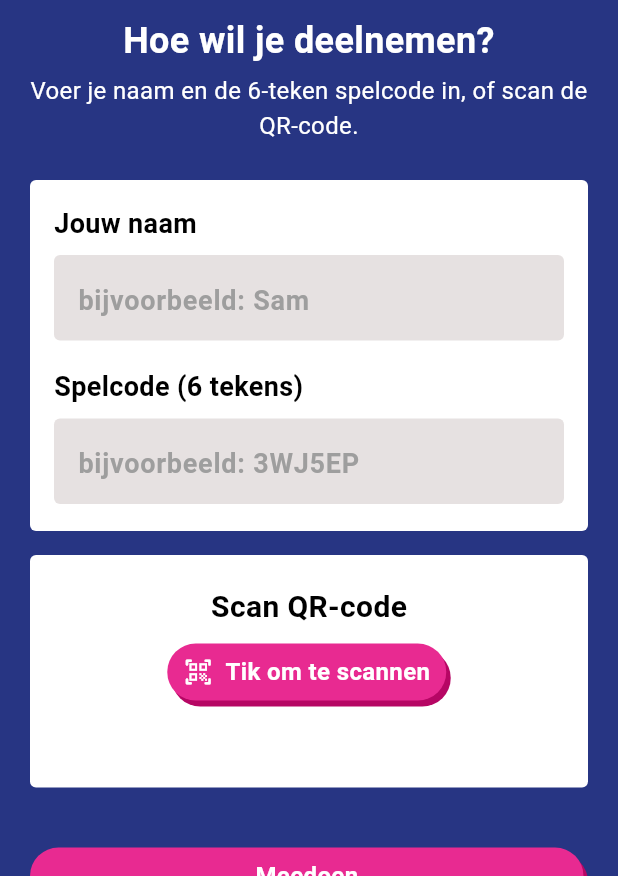
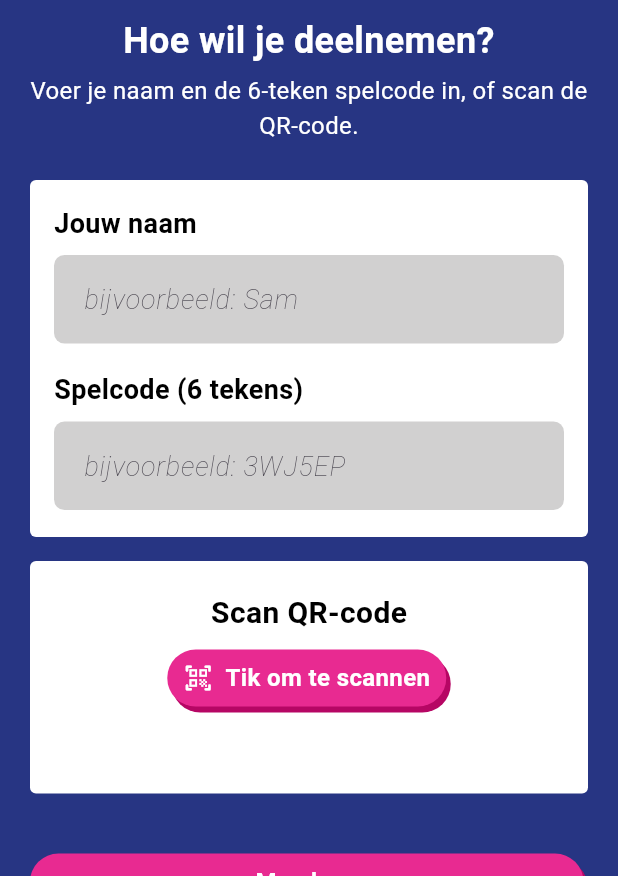
Before and after one commit to jarvin-s/sociality-demo, a Flutter app: the JoinScreen screen opened by its route, on a phone screen of 412 x 824 dp, the part 360-1236 px from its top. Run offline on Flutter 3.47's test engine with Material 3 defaults, Android fonts, the phone set to English and light mode, and no system bars; our stand-ins replace audioplayers, firebase_core, flutter_svg, qr_flutter, shared_preferences; missing offline and left inert: mobile_scanner; accounts and stored records are empty; Roboto replaces fonts that are missing (SF Pro Text).

Commit message:
style: fix button + input styling (inconsistency fix)

```diff
--- a/lib/screens/home_screen.dart
+++ b/lib/screens/home_screen.dart
@@ -128,7 +128,7 @@ class _HomeScreenState extends State<HomeScreen>
                                       height: 38,
                                       decoration: BoxDecoration(
                                         color: const Color.fromARGB(255, 182, 6, 100),
-                                        borderRadius: BorderRadius.circular(12),
+                                        borderRadius: BorderRadius.circular(50),
                                       ),
                                     ),
                                   ),
@@ -142,7 +142,7 @@ class _HomeScreenState extends State<HomeScreen>
                                       height: 38,
                                       decoration: BoxDecoration(
                                         color: const Color(0xFFE82A91),
-                                        borderRadius: BorderRadius.circular(12),
+                                        borderRadius: BorderRadius.circular(50),
                                       ),
                                       alignment: Alignment.center,
                                       child: const Text(
--- a/lib/screens/host_name_screen.dart
+++ b/lib/screens/host_name_screen.dart
@@ -110,10 +110,15 @@ class _HostNameScreenState extends State<HostNameScreen> {
                     filled: true,
                     fillColor: Colors.white,
                     border: OutlineInputBorder(
-                      borderRadius: BorderRadius.circular(14),
+                      borderRadius: BorderRadius.circular(7),
+                      borderSide: BorderSide.none,
+                    ),
+                    enabledBorder: OutlineInputBorder(
+                      borderRadius: BorderRadius.circular(7),
+                      borderSide: BorderSide.none,
                     ),
                     focusedBorder: OutlineInputBorder(
-                      borderRadius: BorderRadius.circular(14),
+                      borderRadius: BorderRadius.circular(7),
                       borderSide: const BorderSide(
                         color: _kHostPink,
                         width: 2,
--- a/lib/screens/join_screen.dart
+++ b/lib/screens/join_screen.dart
@@ -4,6 +4,8 @@ import 'package:mobile_scanner/mobile_scanner.dart';
 import 'package:sociality/api/game_session_api.dart';
 import 'package:sociality/screens/guest_lobby_screen.dart';
 import 'package:sociality/services/player_identity.dart';
+
+const Color _kJoinPink = Color(0xFFE93D81);
 
 class JoinCodeFormatter extends TextInputFormatter {
   @override
@@ -212,29 +214,36 @@ class _JoinScreenState extends State<JoinScreen> {
                                     textCapitalization:
                                         TextCapitalization.words,
                                     textInputAction: TextInputAction.next,
-                                    decoration: const InputDecoration(
+                                    cursorColor: _kJoinPink,
+                                    decoration: InputDecoration(
                                       hintText: 'bijvoorbeeld: Sam',
-                                      hintStyle: TextStyle(
-                                        color: Color(0xFF9E9E9E),
-                                        fontSize: 18,
+                                      filled: true,
+                                      fillColor: Color.fromARGB(255, 209, 208, 208),
+                                      border: OutlineInputBorder(
+                                        borderRadius: BorderRadius.circular(7),
+                                        borderSide: BorderSide.none,
                                       ),
-                                      filled: true,
-                                      fillColor: Color(0xFFE6E1E1),
-                                      border: OutlineInputBorder(
+                                      enabledBorder: OutlineInputBorder(
+                                        borderRadius: BorderRadius.circular(7),
                                         borderSide: BorderSide.none,
-                                        borderRadius: BorderRadius.all(
-                                          Radius.circular(4),
+                                      ),
+                                      focusedBorder: OutlineInputBorder(
+                                        borderRadius: BorderRadius.circular(7),
+                                        borderSide: const BorderSide(
+                                          color: _kJoinPink,
+                                          width: 2,
                                         ),
                                       ),
-                                      contentPadding: EdgeInsets.symmetric(
-                                        horizontal: 12,
-                                        vertical: 12,
+                                      contentPadding: const EdgeInsets.symmetric(
+                                        horizontal: 16,
+                                        vertical: 16,
                                       ),
                                     ),
                                     style: const TextStyle(
-                                      fontSize: 22,
-                                      fontWeight: FontWeight.bold,
-                                      color: Colors.black,
+                                      fontSize: 18,
+                                      color: Color(0xFF1A1A2E),
+                                      fontWeight: FontWeight.w100,
+                                      fontStyle: FontStyle.italic,
                                     ),
                                   ),
                                   const SizedBox(height: 18),
@@ -257,29 +266,36 @@ class _JoinScreenState extends State<JoinScreen> {
                                       LengthLimitingTextInputFormatter(6),
                                     ],
                                     textAlign: TextAlign.left,
-                                    decoration: const InputDecoration(
+                                    cursorColor: _kJoinPink,
+                                    decoration: InputDecoration(
                                       hintText: 'bijvoorbeeld: 3WJ5EP',
-                                      hintStyle: TextStyle(
-                                        color: Color(0xFF9E9E9E),
-                                        fontSize: 18,
+                                      filled: true,
+                                      fillColor: Color.fromARGB(255, 209, 208, 208),
+                                      border: OutlineInputBorder(
+                                        borderRadius: BorderRadius.circular(7),
+                                        borderSide: BorderSide.none,
                                       ),
-                                      filled: true,
-                                      fillColor: Color(0xFFE6E1E1),
-                                      border: OutlineInputBorder(
+                                      enabledBorder: OutlineInputBorder(
+                                        borderRadius: BorderRadius.circular(7),
                                         borderSide: BorderSide.none,
-                                        borderRadius: BorderRadius.all(
-                                          Radius.circular(4),
+                                      ),
+                                      focusedBorder: OutlineInputBorder(
+                                        borderRadius: BorderRadius.circular(7),
+                                        borderSide: const BorderSide(
+                                          color: _kJoinPink,
+                                          width: 2,
                                         ),
                                       ),
-                                      contentPadding: EdgeInsets.symmetric(
-                                        horizontal: 12,
-                                        vertical: 12,
+                                      contentPadding: const EdgeInsets.symmetric(
+                                        horizontal: 16,
+                                        vertical: 16,
                                       ),
                                     ),
                                     style: const TextStyle(
-                                      fontSize: 22,
-                                      fontWeight: FontWeight.bold,
-                                      color: Colors.black,
+                                      fontSize: 18,
+                                      color: Color(0xFF1A1A2E),
+                                      fontWeight: FontWeight.w100,
+                                      fontStyle: FontStyle.italic,
                                     ),
                                   ),
                                 ],
--- a/lib/screens/overview_screen.dart
+++ b/lib/screens/overview_screen.dart
@@ -198,6 +198,8 @@ extension _SituationItemIcons on _SituationItem {
   IconData get placeholderIcon => switch (title) {
         'Speeltuin' => Icons.park_outlined,
         'Skatepark' => Icons.skateboarding,
+        'Skatebaan' => Icons.skateboarding,
+        'Test' => Icons.text_snippet_outlined,
         'Voetbalveld' => Icons.sports_soccer_outlined,
         _ => Icons.image_outlined,
       };
--- a/lib/screens/welcome_screen.dart
+++ b/lib/screens/welcome_screen.dart
@@ -147,7 +147,7 @@ class _WelcomeScreenState extends State<WelcomeScreen>
                   height: 38,
                   decoration: BoxDecoration(
                     color: const Color.fromARGB(255, 182, 6, 100),
-                    borderRadius: BorderRadius.circular(12),
+                    borderRadius: BorderRadius.circular(50),
                   ),
                 ),
               ),
@@ -159,7 +159,7 @@ class _WelcomeScreenState extends State<WelcomeScreen>
                   height: 38,
                   decoration: BoxDecoration(
                     color: const Color(0xFFE82A91),
-                    borderRadius: BorderRadius.circular(12),
+                    borderRadius: BorderRadius.circular(50),
                   ),
                   alignment: Alignment.center,
                   child: const Text(
```
